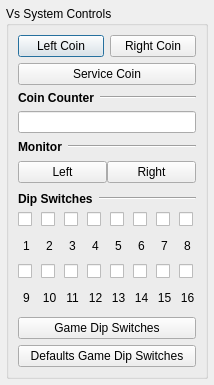
First picture: the form in src/gui/designer/dlgVsSystem.ui, repository punesemu/puNES, before the edit.
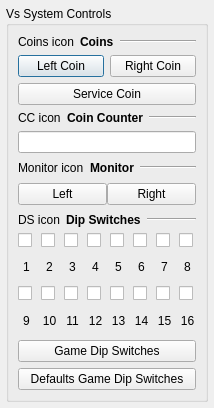
Second picture: the form after the edit.

The edit to the form file:
```diff
--- a/src/gui/designer/dlgVsSystem.ui
+++ b/src/gui/designer/dlgVsSystem.ui
@@ -7,7 +7,7 @@
     <x>0</x>
     <y>0</y>
     <width>214</width>
-    <height>385</height>
+    <height>408</height>
    </rect>
   </property>
   <property name="windowTitle">
@@ -35,6 +35,43 @@
       <bool>true</bool>
      </property>
      <layout class="QVBoxLayout" name="verticalLayout_groupBox_Vs_System">
+      <item>
+       <layout class="QHBoxLayout" name="horizontalLayout_Coins">
+        <item>
+         <widget class="QLabel" name="icon_Coins">
+          <property name="text">
+           <string notr="true">Coins icon</string>
+          </property>
+         </widget>
+        </item>
+        <item>
+         <widget class="QLabel" name="label_Coins">
+          <property name="font">
+           <font>
+            <weight>75</weight>
+            <bold>true</bold>
+           </font>
+          </property>
+          <property name="text">
+           <string>Coins</string>
+          </property>
+         </widget>
+        </item>
+        <item>
+         <widget class="Line" name="line_Coins">
+          <property name="sizePolicy">
+           <sizepolicy hsizetype="Expanding" vsizetype="Fixed">
+            <horstretch>0</horstretch>
+            <verstretch>0</verstretch>
+           </sizepolicy>
+          </property>
+          <property name="orientation">
+           <enum>Qt::Horizontal</enum>
+          </property>
+         </widget>
+        </item>
+       </layout>
+      </item>
       <item>
        <layout class="QHBoxLayout" name="horizontalLayout_coin">
         <item>
@@ -62,6 +99,13 @@
       </item>
       <item>
        <layout class="QHBoxLayout" name="horizontalLayout_coin_counter">
+        <item>
+         <widget class="QLabel" name="icon_Coin_Counter">
+          <property name="text">
+           <string notr="true">CC icon</string>
+          </property>
+         </widget>
+        </item>
         <item>
          <widget class="QLabel" name="label_Coin_Counter">
           <property name="font">
@@ -121,6 +165,13 @@
          </property>
          <item>
           <layout class="QHBoxLayout" name="horizontalLayout_Monitor">
+           <item>
+            <widget class="QLabel" name="icon_Monitor">
+             <property name="text">
+              <string notr="true">Monitor icon</string>
+             </property>
+            </widget>
+           </item>
            <item>
             <widget class="QLabel" name="label_Monitor">
              <property name="font">
@@ -181,6 +232,13 @@
       </item>
       <item>
        <layout class="QHBoxLayout" name="horizontalLayout_Dip_Switches">
+        <item>
+         <widget class="QLabel" name="icon_Dipswitches">
+          <property name="text">
+           <string notr="true">DS icon</string>
+          </property>
+         </widget>
+        </item>
         <item>
          <widget class="QLabel" name="label_Dip_Switches">
           <property name="font">
```
